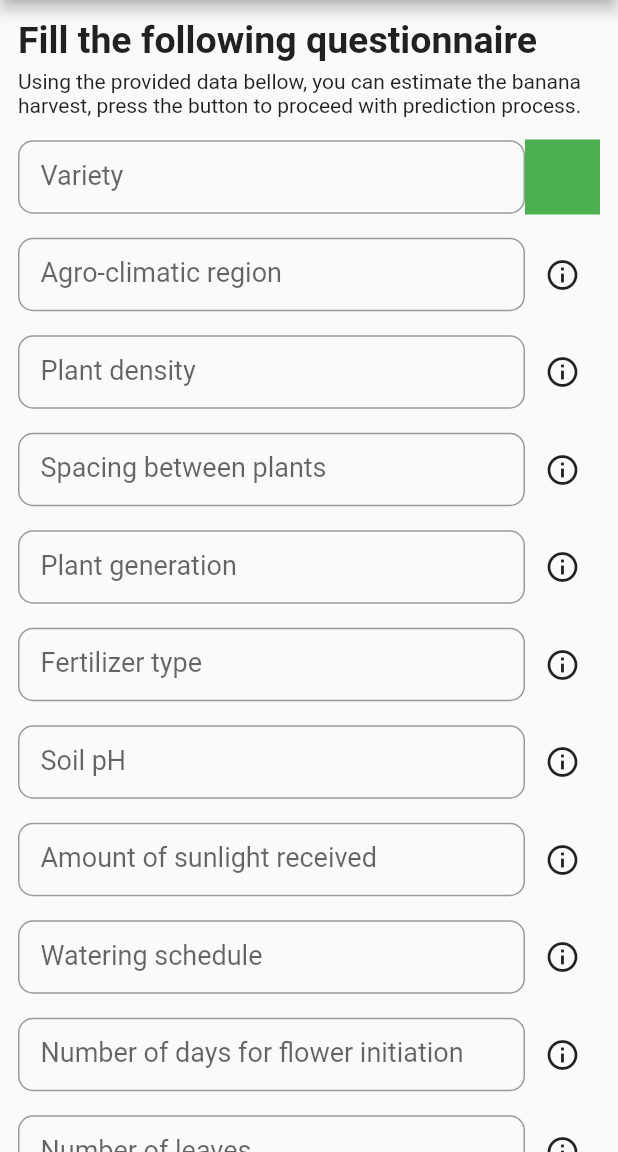
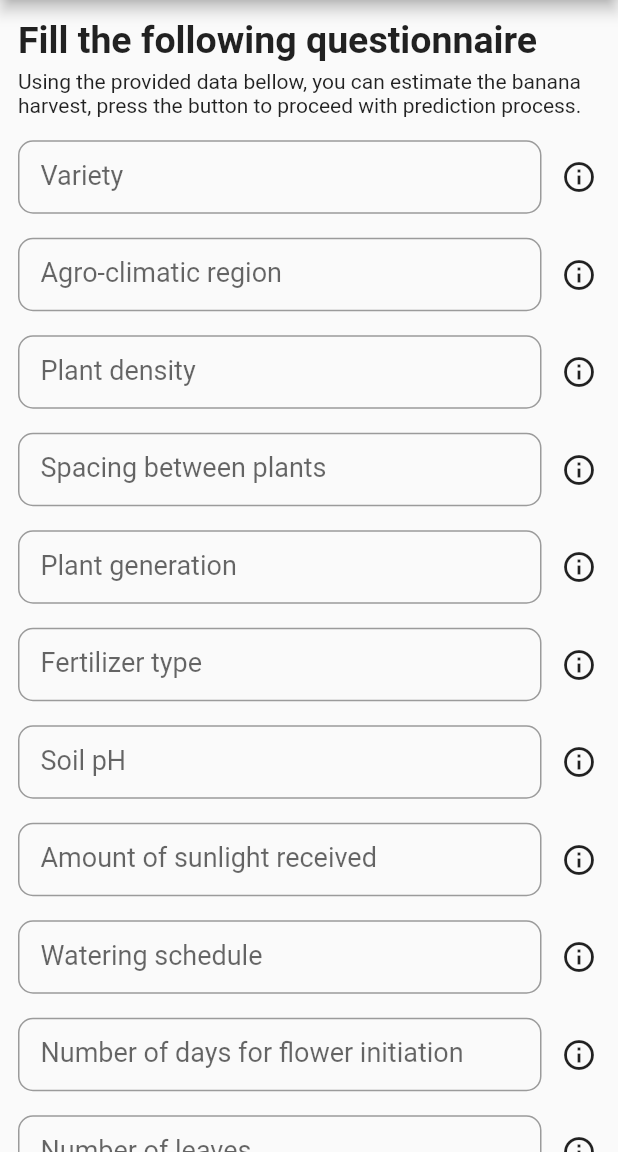
Before and after one commit to wadchathuranga/banana_digital, a Flutter app: the ScreenThree screen opened by its route, on a phone screen of 412 x 824 dp, the part 84-1236 px from its top. Run offline on Flutter 3.47's test engine with Material 2 defaults, Android fonts, the phone set to English and light mode, and no system bars; our stand-ins replace animated_text_kit, curved_navigation_bar, flutter_spinkit, fluttertoast, image_cropper, image_picker and 2 more; accounts and stored records are empty; generated files the repository leaves out were written again.

Commit message:
minor issue fixed

```diff
--- a/lib/screens/screenThree/screenThree.dart
+++ b/lib/screens/screenThree/screenThree.dart
@@ -82,8 +82,10 @@ class _ScreenThreeState extends State<ScreenThree> {
         fit: StackFit.expand,
         children: [
           SingleChildScrollView(
-            child: Padding(
-              padding: const EdgeInsets.all(12.0),
+            child: Column(
+              children: [
+                Padding(
+                  padding: const EdgeInsets.only(top: 12.0, left: 12.0, right: 12.0),
                   child: Column(
                     crossAxisAlignment: CrossAxisAlignment.start,
                     children: [
@@ -93,9 +95,15 @@ class _ScreenThreeState extends State<ScreenThree> {
                       ),
                       const SizedBox(height: 5),
                       const Text(
-                      'Using the provided data bellow, you can estimate the banana harvest, press the button to proceed with prediction process.'),
+                          'Using the provided data bellow, you can estimate the banana harvest, press the button to proceed with prediction process.',
+                      ),
+                    ],
+                  ),
+                ),
                 buildSizedBox(),
-                  Form(
+                Padding(
+                  padding: const EdgeInsets.only(left: 12.0, right: 1),
+                  child: Form(
                     key: _qaFormKey,
                       child: Column(
                         children: [
@@ -111,11 +119,10 @@ class _ScreenThreeState extends State<ScreenThree> {
                               SizedBox(
                                 width: 50,
                                 height: 50,
-                                // child: IconButton(
-                                //   icon: const Icon(Icons.info_outline),
-                                //   onPressed: () => bottomSheet('Variety', 'The type of banana variety being grown (e.g. Cavendish, Williams, etc.)'),
-                                // ),
-                                child: Container(color: Colors.green,),
+                                child: IconButton(
+                                  icon: const Icon(Icons.info_outline),
+                                  onPressed: () => bottomSheet('Variety', 'The type of banana variety being grown (e.g. Cavendish, Williams, etc.)'),
+                                ),
                               ),
                             ],
                           ),
@@ -379,10 +386,15 @@ class _ScreenThreeState extends State<ScreenThree> {
                               ),
                             ],
                           ),
-                          buildSizedBox(),
-                          ElevatedButton(
+                        ],
+                      ),
+                  ),
+                ),
+                Padding(
+                  padding: const EdgeInsets.all(15.0),
+                  child: ElevatedButton(
                     child: SizedBox(
-                                height: 50,
+                      height: 55,
                       width: MediaQuery.of(context).size.width,
                       child: const Center(
                         child: Text(
@@ -400,11 +412,8 @@ class _ScreenThreeState extends State<ScreenThree> {
                       }
                     },
                   ),
-                        ],
-                      ),
                 ),
               ],
-              ),
             ),
           ),
           SizedBox(
```
Lines whose indentation alone changed are shown as unchanged.
